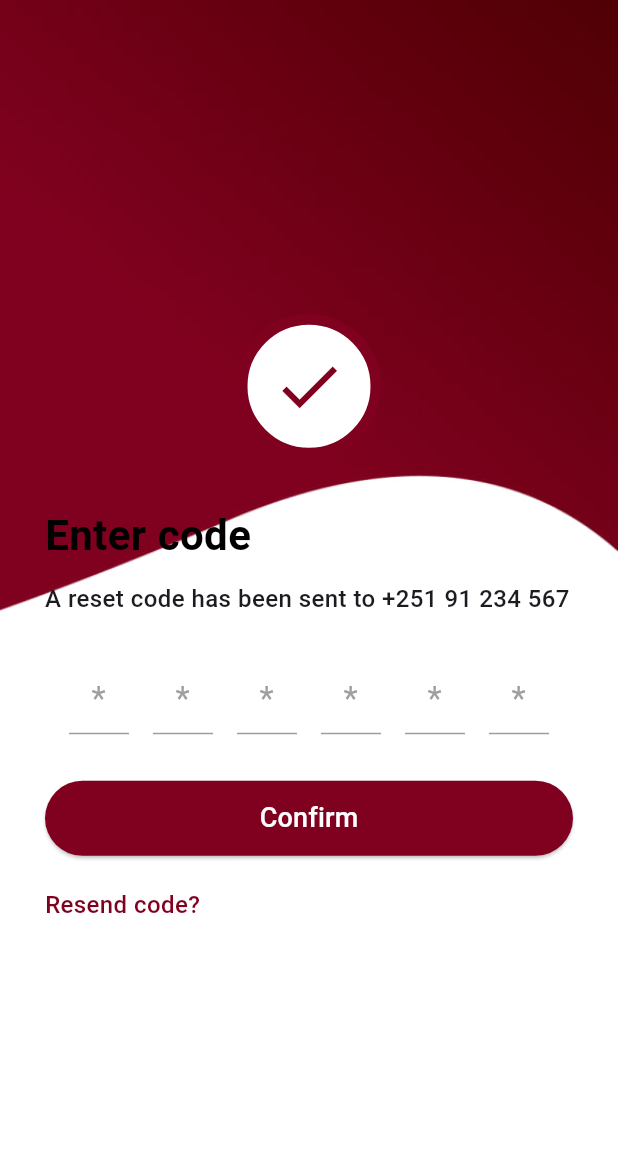
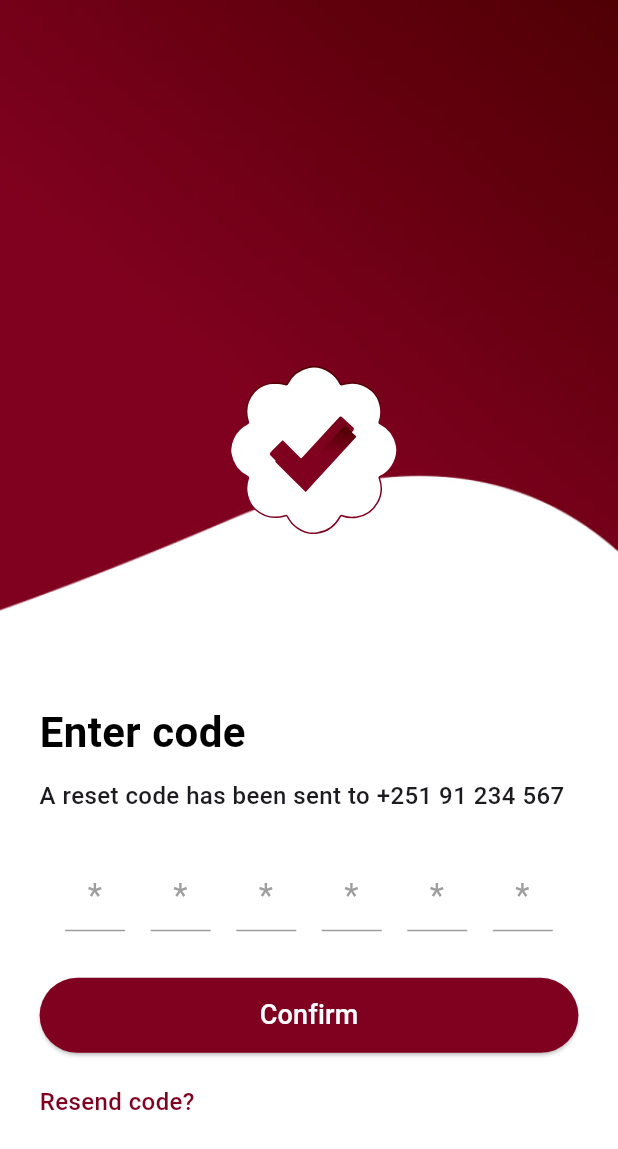
Before and after one commit to nathnael19/fm_radio, a Flutter app: the EnterCodePage screen opened directly, on a phone screen of 412 x 824 dp. Shown: the top 1149 px of the screen. Run offline on Flutter 3.47's test engine with Material 3 defaults, Android fonts, the phone set to English and light mode, and no system bars; our stand-ins replace audioplayers, flutter_bloc, flutter_screenutil, flutter_svg, font_awesome_flutter, google_fonts and 2 more; accounts and stored records are empty.

Commit message:
updating the reset page

```diff
--- a/lib/Screens/Auth/reset_page.dart
+++ b/lib/Screens/Auth/reset_page.dart
@@ -1,5 +1,6 @@
 import 'package:ethio_fm_radio/Screens/Auth/signin_page.dart';
 import 'package:flutter/material.dart';
+import 'package:flutter_screenutil/flutter_screenutil.dart';
 import 'package:flutter_svg/flutter_svg.dart'; // ✅ import flutter_svg
 
 void main() {
@@ -58,43 +59,25 @@ class _EnterCodePageState extends State<EnterCodePage> {
   @override
   Widget build(BuildContext context) {
     return Scaffold(
-      backgroundColor: Colors.white,
-      body: Stack(
-        children: [
-          // ✅ Replace gradient container with SVG
-          Positioned.fill(
-            child: Image.asset(
-              'assets/images/wavecurve.jpg', // ✅ your SVG file path
+      body: Container(
+        width: double.infinity,
+        decoration: const BoxDecoration(
+          image: DecorationImage(
+            image: AssetImage("assets/images/wavecurve.jpg"),
             fit: BoxFit.cover,
           ),
         ),
-
-          // Foreground Content
-          Align(
-            alignment: Alignment.center,
-            child: Padding(
-              padding: const EdgeInsets.symmetric(horizontal: 30),
+        child: Stack(
+          children: [
+            Column(
+              mainAxisAlignment: MainAxisAlignment.end,
+              children: [
+                Padding(
+                  padding: EdgeInsets.symmetric(horizontal: 25.w),
                   child: Column(
                     mainAxisSize: MainAxisSize.min,
                     crossAxisAlignment: CrossAxisAlignment.start,
                     children: [
-                  // Checkmark Icon
-                  Container(
-                    alignment: Alignment.center,
-                    padding: const EdgeInsets.all(16),
-                    decoration: BoxDecoration(
-                      shape: BoxShape.circle,
-                      color: Colors.white,
-                      border: Border.all(color: Color(0xFF80011F), width: 7),
-                    ),
-                    child: const Icon(
-                      Icons.check,
-                      color: Color(0xFF80011F),
-                      size: 50,
-                    ),
-                  ),
-                  const SizedBox(height: 30),
-
                       // Title
                       const Text(
                         "Enter code",
@@ -110,7 +93,8 @@ class _EnterCodePageState extends State<EnterCodePage> {
                       const Text(
                         "A reset code has been sent to +251 91 234 567",
                         textAlign: TextAlign.center,
-                    style: TextStyle(fontSize: 16, fontWeight: FontWeight.w500),
+                        style: TextStyle(
+                            fontSize: 16, fontWeight: FontWeight.w500),
                       ),
                       const SizedBox(height: 30),
 
@@ -130,7 +114,7 @@ class _EnterCodePageState extends State<EnterCodePage> {
                                 style: const TextStyle(fontSize: 22),
                                 decoration: InputDecoration(
                                   counterText: '',
-                            hintText: '*', // Placeholder
+                                  hintText: '*',
                                   hintStyle: const TextStyle(
                                     color: Colors.grey,
                                     fontSize: 22,
@@ -145,8 +129,7 @@ class _EnterCodePageState extends State<EnterCodePage> {
                                     ),
                                   ),
                                 ),
-                          onChanged: (value) => _onChanged(value, index),
-                        ),
+                                onChanged: (value) => _onChanged(value, index)),
                           );
                         }),
                       ),
@@ -163,6 +146,7 @@ class _EnterCodePageState extends State<EnterCodePage> {
                               borderRadius: BorderRadius.circular(30),
                             ),
                           ),
+                          // onPressed: () {},
                           onPressed: _onConfirm,
                           child: const Text(
                             "Confirm",
@@ -189,8 +173,21 @@ class _EnterCodePageState extends State<EnterCodePage> {
                     ],
                   ),
                 ),
+                SizedBox(
+                  height: 80.h,
                 ),
               ],
+            ),
+            Positioned(
+                left: MediaQuery.of(context).size.width / 2 - 50.w,
+                top: 250.h,
+                child: SvgPicture.asset("assets/images/sss.svg")),
+            Positioned(
+                left: MediaQuery.of(context).size.width / 2 - 22.w,
+                top: 290.h,
+                child: SvgPicture.asset("assets/images/checkk.svg")),
+          ],
+        ),
       ),
     );
   }
```
Lines whose indentation alone changed are shown as unchanged.
